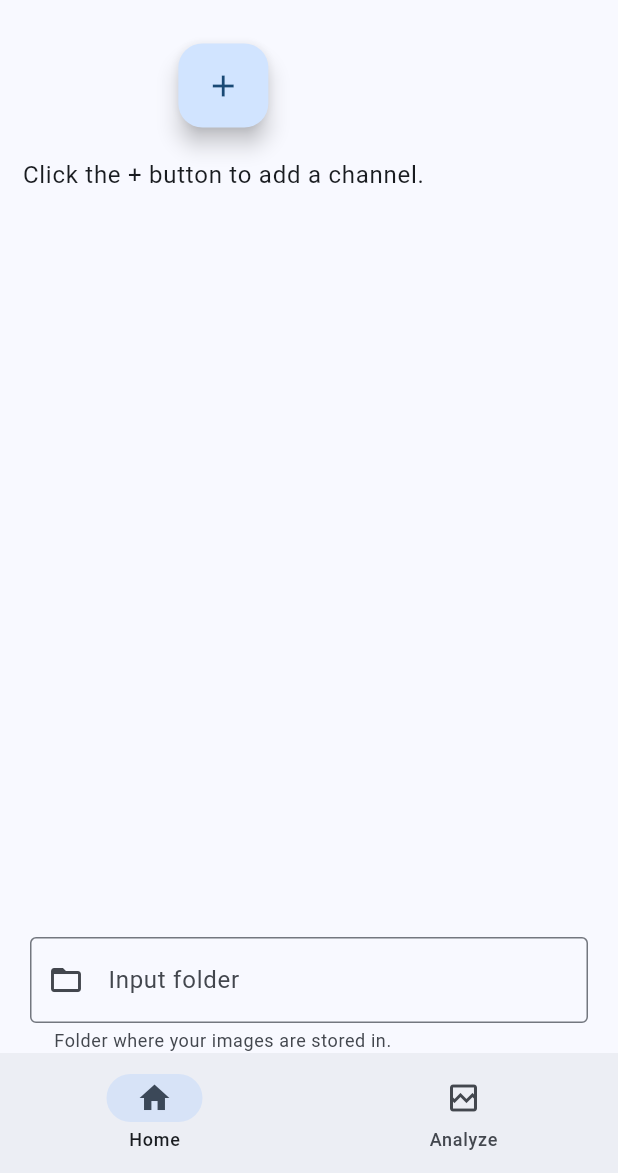
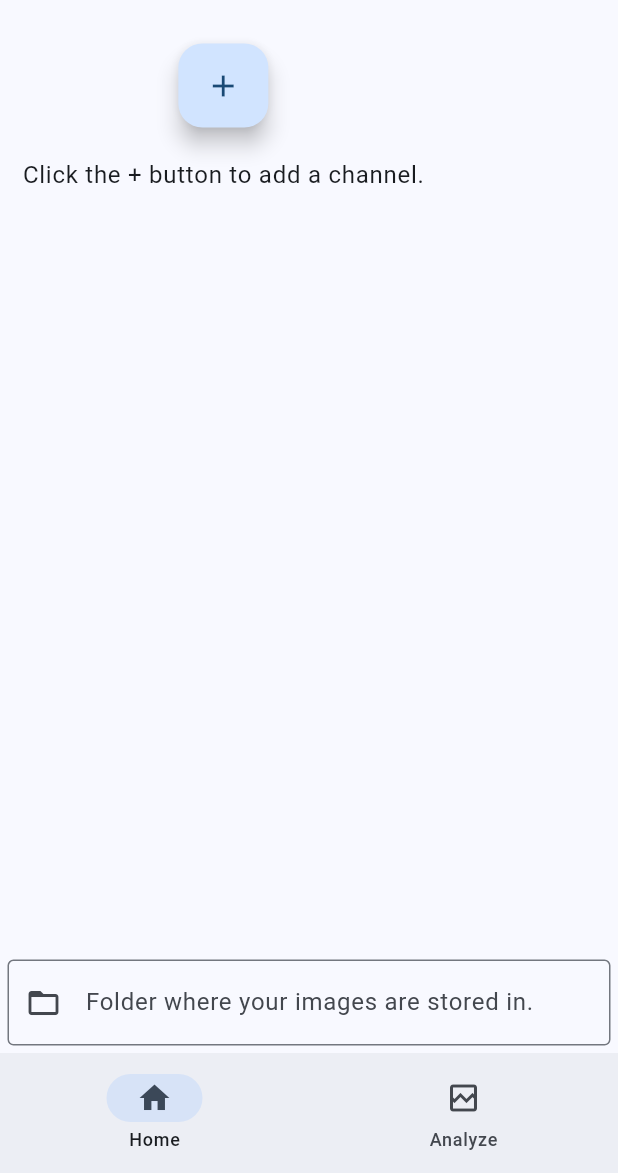
Before and after one commit to joda01/imagec_gui, a Flutter app: the screen it shows after launch, swiped to page 2, on a phone screen of 412 x 824 dp, the part 63-1236 px from its top. Run offline on Flutter 3.47's test engine with Material 2 defaults, Android fonts, the phone set to English and light mode, and no system bars.

Commit message:
chore: Reducd padding size

```diff
--- a/lib/screens/screen_analyze.dart
+++ b/lib/screens/screen_analyze.dart
@@ -152,7 +152,7 @@ class _ChannelRow extends State<ChannelRow>
           ),
           SizedBox(
             child: Padding(
-                padding: const EdgeInsets.fromLTRB(20, 20, 20, 0),
+                padding: const EdgeInsets.fromLTRB(5, 20, 5, 5),
                 child: TextField(
                   obscureText: false,
                   controller: inputFolder,
@@ -160,10 +160,9 @@ class _ChannelRow extends State<ChannelRow>
                   decoration: InputDecoration(
                       prefixIcon: const Icon(Icons.folder_open_outlined),
                       border: OutlineInputBorder(),
-                      labelText: 'Input folder',
+                      labelText: 'Folder where your images are stored in.',
                       suffixText: '',
-                      hintText: '/home/user/images/',
-                      helperText: 'Folder where your images are stored in.'),
+                      hintText: '/home/user/images/'),
                 )),
           ),
         ],
```
